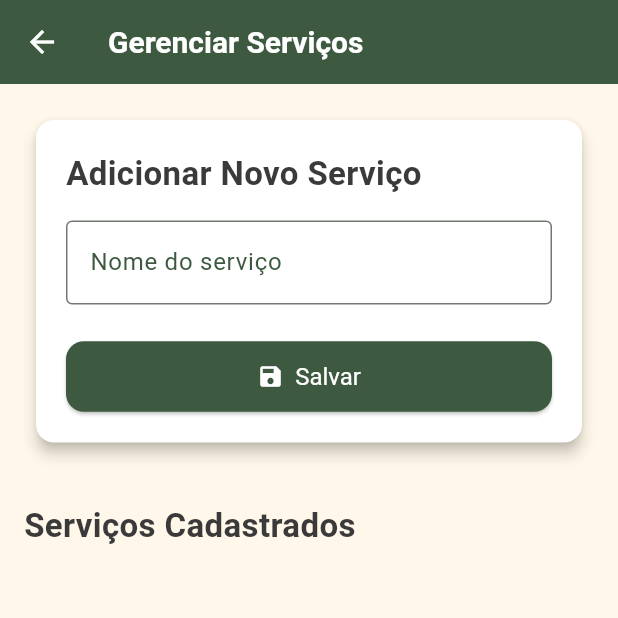
After one commit to larissasenar/aumiau_app, a Flutter app: the HomePage screen opened by its route, after a tap on "Serviços", on a phone screen of 412 x 824 dp, the top half of it. The commit adds this screen. Run offline on Flutter 3.47's test engine with Material 3 defaults, Android fonts, the light colour scheme and no system bars; drawn by our look-alikes of oktoast; our stand-ins replace cloud_firestore, firebase_auth, firebase_core; accounts and stored records are empty.

Commit message:
add serviços

```diff
--- a/lib/pages/home/home_page.dart
+++ b/lib/pages/home/home_page.dart
@@ -1,3 +1,4 @@
+import 'package:aumiau_app/pages/servico/servicos_page.dart';
 import 'package:flutter/material.dart';
 import 'package:firebase_auth/firebase_auth.dart';
 import 'package:aumiau_app/pages/agendamento/agendamento_page.dart';
@@ -69,6 +70,10 @@ class _HomePageState extends State<HomePage> {
               Navigator.push(context,
                   MaterialPageRoute(builder: (_) => const CadastroPetPage()));
             }),
+            _drawerItem(Icons.calendar_today, 'Serviços', () {
+              Navigator.push(context,
+                  MaterialPageRoute(builder: (_) => const ServicosPage()));
+            }),
             _drawerItem(Icons.calendar_today, 'Agendamento', () {
               Navigator.push(context,
                   MaterialPageRoute(builder: (_) => const AgendamentoPage()));
@@ -118,6 +123,15 @@ class _HomePageState extends State<HomePage> {
                 crossAxisSpacing: 16,
                 childAspectRatio: 1,
                 children: [
+                  _quickAccessTile(
+                    context,
+                    icon: Icons.calendar_today,
+                    label: 'Serviços',
+                    onTap: () => Navigator.push(
+                        context,
+                        MaterialPageRoute(
+                            builder: (_) => const ServicosPage())),
+                  ),
                   _quickAccessTile(
                     context,
                     icon: Icons.calendar_today,
--- /dev/null
+++ b/lib/pages/servico/servicos_page.dart
@@ -0,0 +1,176 @@
+import 'package:cloud_firestore/cloud_firestore.dart';
+import 'package:flutter/material.dart';
+
+class ServicosPage extends StatefulWidget {
+  const ServicosPage({super.key});
+
+  @override
+  State<ServicosPage> createState() => _ServicosPageState();
+}
+
+class _ServicosPageState extends State<ServicosPage> {
+  final _formKey = GlobalKey<FormState>();
+  final _nomeController = TextEditingController();
+  bool _isLoading = false;
+  List<Map<String, dynamic>> _servicos = [];
+
+  Future<void> _carregarServicos() async {
+    final snapshot =
+        await FirebaseFirestore.instance.collection('servicos').get();
+    setState(() {
+      _servicos = snapshot.docs.map((doc) {
+        return {
+          'id': doc.id,
+          'nome': doc['nome'],
+        };
+      }).toList();
+    });
+  }
+
+  Future<void> _adicionarServico() async {
+    final formState = _formKey.currentState;
+    if (formState == null || !formState.validate()) return;
+
+    setState(() => _isLoading = true);
+
+    try {
+      final nomeServico = _nomeController.text.trim();
+
+      await FirebaseFirestore.instance.collection('servicos').add({
+        'nome': nomeServico,
+        'criadoEm': Timestamp.now(),
+      });
+
+      _nomeController.clear();
+      _showSnackBar('Serviço cadastrado com sucesso!');
+      _carregarServicos();
+    } catch (e) {
+      _showSnackBar('Erro ao salvar serviço: $e', isError: true);
+    } finally {
+      setState(() => _isLoading = false);
+    }
+  }
+
+  Future<void> _deletarServico(String id) async {
+    try {
+      await FirebaseFirestore.instance.collection('servicos').doc(id).delete();
+      _showSnackBar('Serviço excluído com sucesso!');
+      _carregarServicos();
+    } catch (e) {
+      _showSnackBar('Erro ao excluir serviço: $e', isError: true);
+    }
+  }
+
+  void _showSnackBar(String message, {bool isError = false}) {
+    ScaffoldMessenger.of(context).showSnackBar(
+      SnackBar(
+        content: Row(
+          children: [
+            Icon(
+              isError ? Icons.error : Icons.check_circle,
+              color: Colors.white,
+            ),
+            const SizedBox(width: 10),
+            Expanded(child: Text(message)),
+          ],
+        ),
+        backgroundColor: isError ? Colors.red : Colors.green,
+        duration: const Duration(seconds: 3),
+      ),
+    );
+  }
+
+  @override
+  void initState() {
+    super.initState();
+    _carregarServicos();
+  }
+
+  @override
+  Widget build(BuildContext context) {
+    return Scaffold(
+      appBar: AppBar(title: const Text('Gerenciar Serviços')),
+      body: Padding(
+        padding: const EdgeInsets.all(16.0),
+        child: _isLoading
+            ? const Center(child: CircularProgressIndicator())
+            : SingleChildScrollView(
+                child: Column(
+                  crossAxisAlignment: CrossAxisAlignment.stretch,
+                  children: [
+                    Card(
+                      elevation: 4,
+                      shape: RoundedRectangleBorder(
+                          borderRadius: BorderRadius.circular(12)),
+                      child: Padding(
+                        padding: const EdgeInsets.all(20.0),
+                        child: Form(
+                          key: _formKey,
+                          child: Column(
+                            crossAxisAlignment: CrossAxisAlignment.stretch,
+                            children: [
+                              const Text(
+                                'Adicionar Novo Serviço',
+                                style: TextStyle(
+                                    fontSize: 22, fontWeight: FontWeight.bold),
+                              ),
+                              const SizedBox(height: 16),
+                              TextFormField(
+                                controller: _nomeController,
+                                decoration: const InputDecoration(
+                                  labelText: 'Nome do serviço',
+                                  border: OutlineInputBorder(),
+                                ),
+                                validator: (value) =>
+                                    value == null || value.isEmpty
+                                        ? 'Informe o nome do serviço'
+                                        : null,
+                              ),
+                              const SizedBox(height: 24),
+                              ElevatedButton.icon(
+                                onPressed: _adicionarServico,
+                                icon: const Icon(Icons.save),
+                                label: const Text('Salvar'),
+                                style: ElevatedButton.styleFrom(
+                                  padding:
+                                      const EdgeInsets.symmetric(vertical: 14),
+                                  textStyle: const TextStyle(fontSize: 16),
+                                ),
+                              ),
+                            ],
+                          ),
+                        ),
+                      ),
+                    ),
+                    const SizedBox(height: 32),
+                    const Text(
+                      'Serviços Cadastrados',
+                      style:
+                          TextStyle(fontSize: 22, fontWeight: FontWeight.bold),
+                    ),
+                    const SizedBox(height: 16),
+                    ListView.builder(
+                      shrinkWrap: true,
+                      itemCount: _servicos.length,
+                      itemBuilder: (context, index) {
+                        final servico = _servicos[index];
+                        return Card(
+                          elevation: 4,
+                          margin: const EdgeInsets.symmetric(vertical: 8),
+                          child: ListTile(
+                            title: Text(servico['nome']),
+                            trailing: IconButton(
+                              icon: const Icon(Icons.delete, color: Colors.red),
+                              onPressed: () => _deletarServico(servico['id']),
+                            ),
+                          ),
+                        );
+                      },
+                    ),
+                  ],
+                ),
+              ),
+      ),
+    );
+  }
+}
```
Also changed, not shown: lib/pages/servico/view_servicos_page.dart (added, +54 -0 lines).
